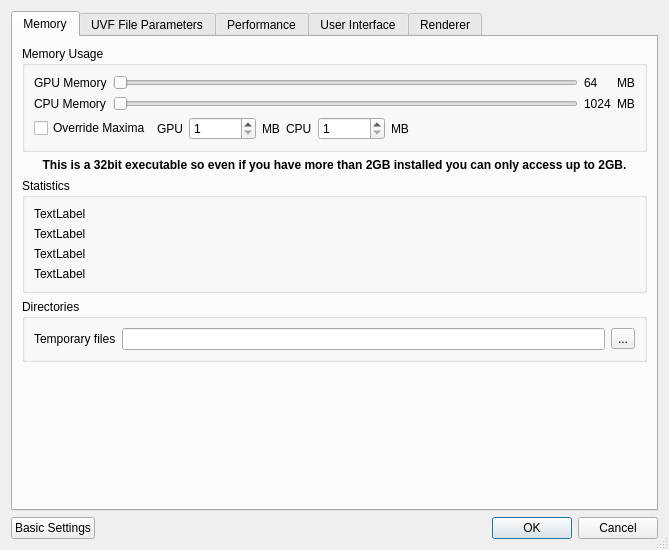
JensDerKrueger/ImageVis3D, file ImageVis3D/UI/UI/SettingsDlg.ui: the form before one commit.
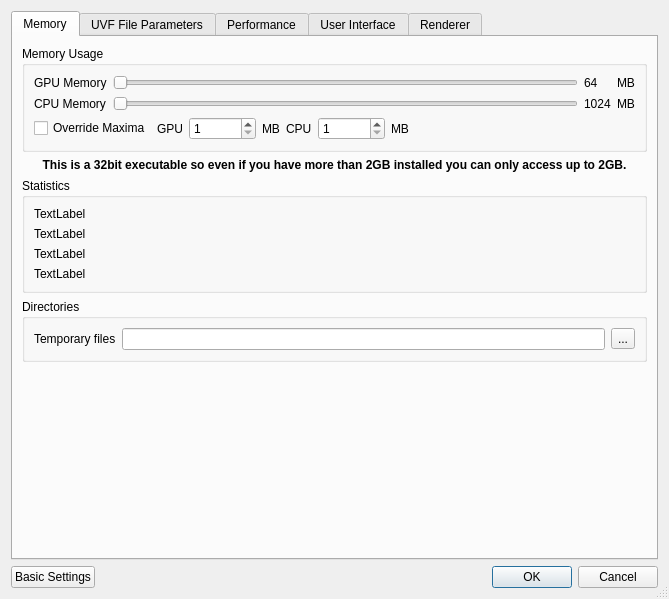
The form after the commit.

Patch:
```diff
--- a/ImageVis3D/UI/UI/SettingsDlg.ui
+++ b/ImageVis3D/UI/UI/SettingsDlg.ui
@@ -10,7 +10,7 @@
     <x>0</x>
     <y>0</y>
     <width>669</width>
-    <height>550</height>
+    <height>599</height>
    </rect>
   </property>
   <property name="contextMenuPolicy">
```
Left out of the diff: 51 changed lines with no effect on the pictures.
